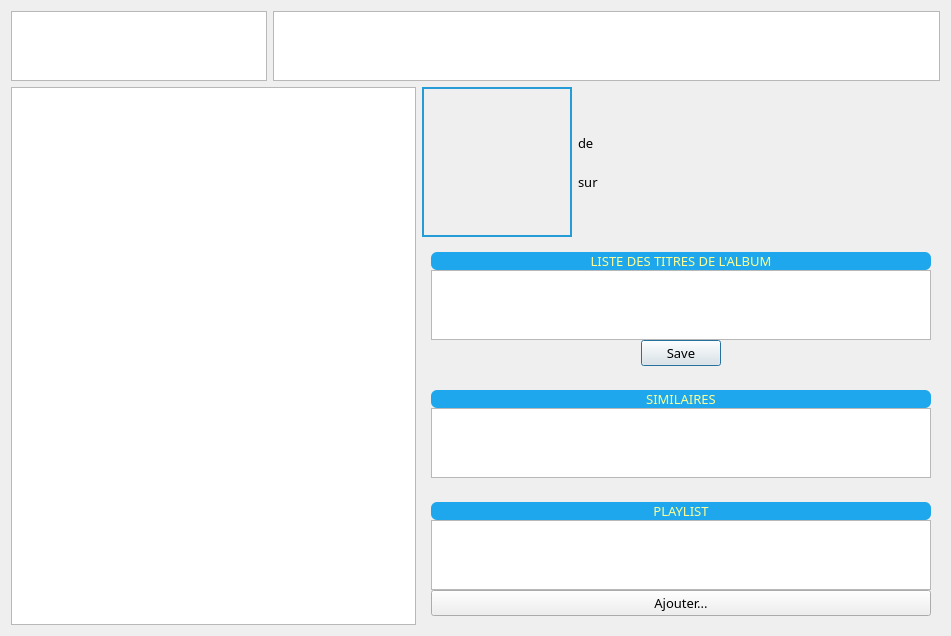
Before: the Qt Designer form projet-musique/core/ongletmp3.ui in toopoormaghell/projet-musique, drawn with Qt 5.
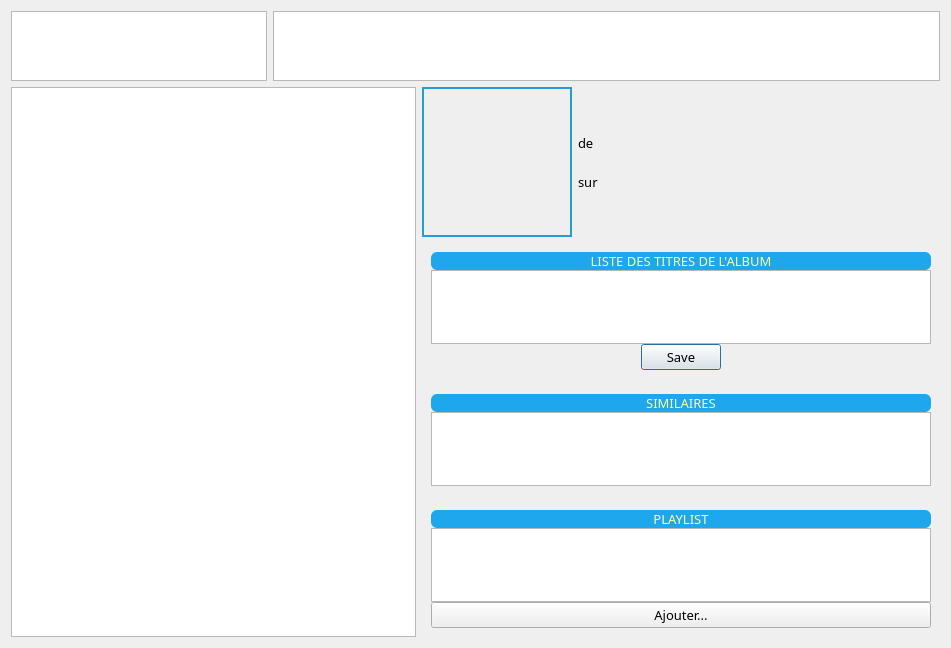
After: the same form once the commit is applied.

Patch:
```diff
--- a/projet-musique/core/ongletmp3.ui
+++ b/projet-musique/core/ongletmp3.ui
@@ -7,7 +7,7 @@
     <x>0</x>
     <y>0</y>
     <width>951</width>
-    <height>566</height>
+    <height>648</height>
    </rect>
   </property>
   <property name="font">
```
